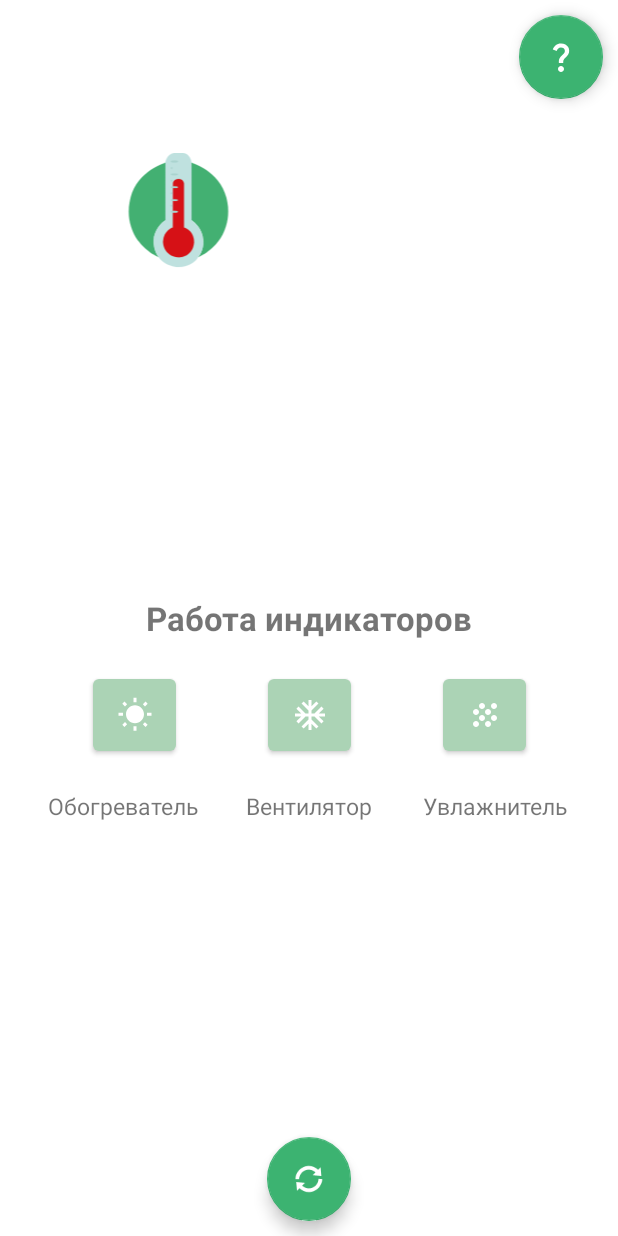
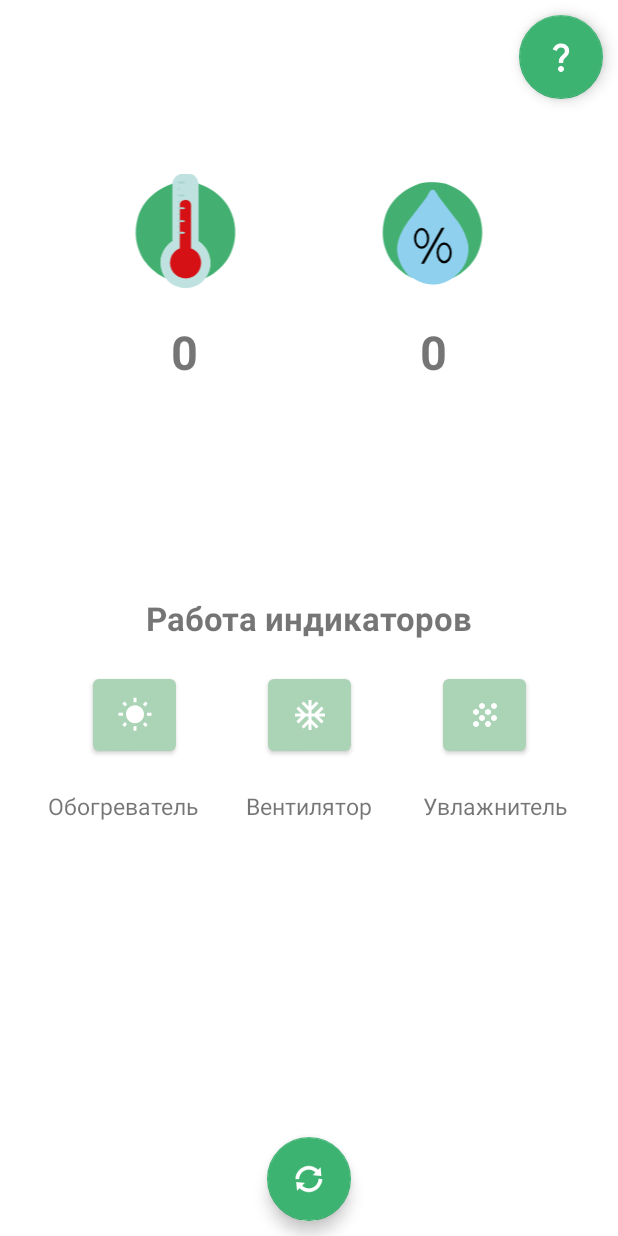
Before and after one commit to chernitskayam/AtmoControl, an Android app: the screen it shows after launch (MainActivity), on a phone screen of 412 x 824 dp. Run offline under Robolectric (Android 15) with nearby library versions, the phone set to English and light mode, and no system bars.

Commit message:
'green style v1'

```diff
--- /dev/null
+++ b/app/src/main/res/drawable/ic_humidity.xml
@@ -0,0 +1,46 @@
+<vector xmlns:android="http://schemas.android.com/apk/res/android"
+    android:width="595.3dp"
+    android:height="595.3dp"
+    android:viewportWidth="595.3"
+    android:viewportHeight="595.3">
+  <path
+      android:pathData="M453.9,199.9"
+      android:fillColor="#40ABF4"/>
+  <path
+      android:strokeWidth="1"
+      android:pathData="M230.9,50.6c0,0 -142.9,41.2 -178.6,178.1S93.5,453 93.5,453s39.7,55.3 102.1,80.5c0,0 -28.2,-30.7 -25.1,-86.5s43.8,-92.1 60.4,-101.6L230.9,50.6L230.9,50.6z"
+      android:fillColor="#43B072"
+      android:strokeColor="#43B072"/>
+  <path
+      android:strokeWidth="1"
+      android:pathData="M364.4,50.6c0,0 142.9,41.2 178.6,178.1S501.8,453 501.8,453s-39.7,55.3 -102.1,80.5c0,0 28.2,-30.7 25.1,-86.5s-43.8,-92.1 -60.4,-101.6L364.4,50.6L364.4,50.6z"
+      android:fillColor="#43B072"
+      android:strokeColor="#43B072"/>
+  <path
+      android:strokeWidth="1"
+      android:pathData="M230.9,50.6c0,0 46,-17.7 133.6,0v294.8H230.9V50.6z"
+      android:fillColor="#43B072"
+      android:strokeColor="#43B072"/>
+  <path
+      android:pathData="M197.3,533.5c0,0 98.6,74.7 204,0s77.8,-180.9 77.8,-180.9s-15.8,-69.4 -64.9,-125.6l-82.7,-107.7c0,0 -24,-47 -32.2,-37.8c0,0 -10.7,-9.2 -29.1,34.2L181.9,231c0,0 -56.2,67.4 -64.9,138.9S166.8,528 197.3,533.5z"
+      android:fillColor="#8ED0ED"/>
+  <path
+      android:fillColor="#FF000000"
+      android:strokeWidth="1"
+      android:pathData="M319.1,404.6a38.5,53 0,1 0,77 0a38.5,53 0,1 0,-77 0z"
+      android:strokeColor="#000000"/>
+  <path
+      android:pathData="M329.6,404.6a28,41.6 0,1 0,56 0a28,41.6 0,1 0,-56 0z"
+      android:fillColor="#8ED0ED"/>
+  <path
+      android:fillColor="#FF000000"
+      android:pathData="M343.9,276l15.4,0l-104.7,184.1l-15.4,0z"/>
+  <path
+      android:fillColor="#FF000000"
+      android:strokeWidth="1"
+      android:pathData="M203.2,330.7a38.5,53 0,1 0,77 0a38.5,53 0,1 0,-77 0z"
+      android:strokeColor="#000000"/>
+  <path
+      android:pathData="M213.7,330.7a28,41.6 0,1 0,56 0a28,41.6 0,1 0,-56 0z"
+      android:fillColor="#8ED0ED"/>
+</vector>
--- a/app/src/main/res/layout/activity_main.xml
+++ b/app/src/main/res/layout/activity_main.xml
@@ -5,6 +5,32 @@
     android:layout_width="match_parent"
     android:layout_height="match_parent"
     tools:context=".MainActivity">
+
+    <TextView
+        android:id="@+id/humValue"
+        android:layout_width="wrap_content"
+        android:layout_height="wrap_content"
+        android:layout_marginTop="20dp"
+        android:text="0"
+        android:textSize="14pt"
+        android:textStyle="bold"
+        app:layout_constraintEnd_toEndOf="parent"
+        app:layout_constraintHorizontal_bias="0.71"
+        app:layout_constraintStart_toStartOf="parent"
+        app:layout_constraintTop_toBottomOf="@+id/humImg" />
+
+    <TextView
+        android:id="@+id/tempValue"
+        android:layout_width="wrap_content"
+        android:layout_height="wrap_content"
+        android:layout_marginTop="20dp"
+        android:text="0"
+        android:textSize="14pt"
+        android:textStyle="bold"
+        app:layout_constraintEnd_toEndOf="parent"
+        app:layout_constraintHorizontal_bias="0.29"
+        app:layout_constraintStart_toStartOf="parent"
+        app:layout_constraintTop_toBottomOf="@+id/tempImg" />
 
     <Button
         android:id="@+id/fun"
@@ -105,13 +131,24 @@
         app:srcCompat="@drawable/ic_baseline_question_mark_24" />
 
     <ImageView
-        android:id="@+id/imageView4"
+        android:id="@+id/tempImg"
         android:layout_width="82dp"
         android:layout_height="77dp"
-        android:layout_marginStart="78dp"
-        android:layout_marginTop="102dp"
+        app:layout_constraintEnd_toEndOf="parent"
+        app:layout_constraintHorizontal_bias="0.25"
         app:layout_constraintStart_toStartOf="parent"
-        app:layout_constraintTop_toTopOf="parent"
+        app:layout_constraintTop_toTopOf="@+id/humImg"
         app:srcCompat="@drawable/ic_thermometer" />
 
+    <ImageView
+        android:id="@+id/humImg"
+        android:layout_width="82dp"
+        android:layout_height="77dp"
+        android:layout_marginTop="50dp"
+        app:layout_constraintEnd_toEndOf="parent"
+        app:layout_constraintHorizontal_bias="0.75"
+        app:layout_constraintStart_toStartOf="parent"
+        app:layout_constraintTop_toBottomOf="@+id/guideButton"
+        app:srcCompat="@drawable/ic_humidity" />
+
 </androidx.constraintlayout.widget.ConstraintLayout>
```
